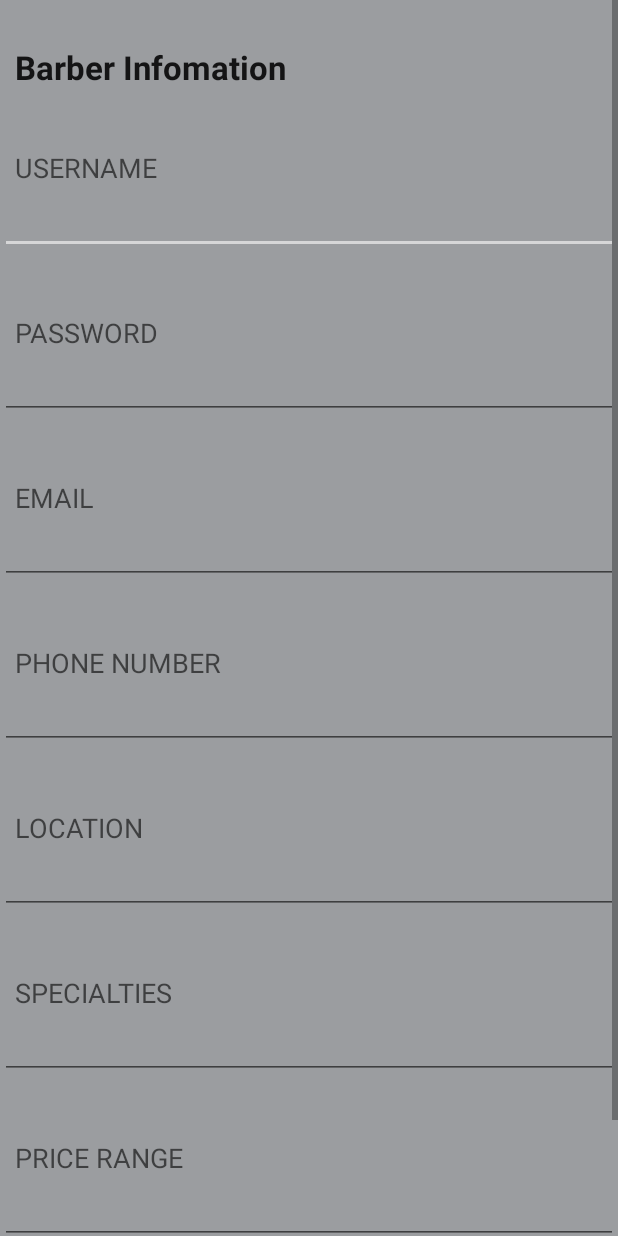
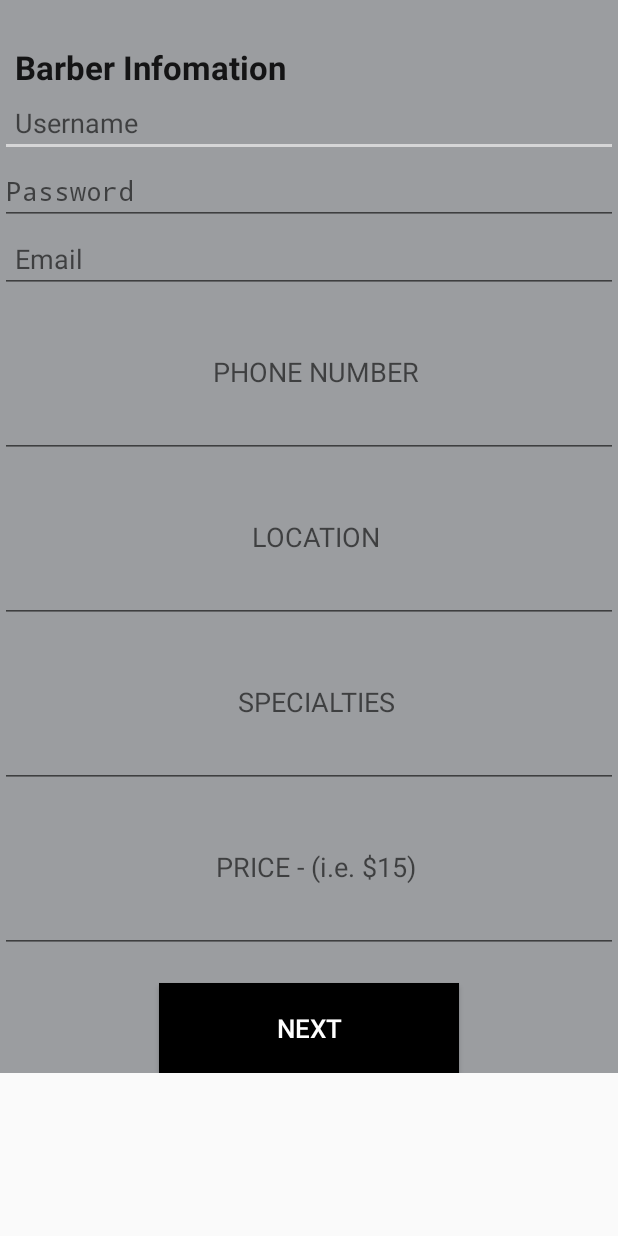
Before and after one commit to SeraphShroud/Huber, an Android app: the BarberInfo screen opened directly, with no data from a screen before it, on a phone screen of 412 x 824 dp. Run offline under Robolectric (Android 15) with nearby library versions, the light colour scheme and no system bars.

```diff
--- a/app/src/main/java/com/example/seraphshroud/huber/ClientInfo.java
+++ b/app/src/main/java/com/example/seraphshroud/huber/ClientInfo.java
@@ -22,10 +22,10 @@ public class ClientInfo extends Activity {
     EditText email;
     EditText phone;
     EditText location;
-    EditText firstName, lastName;
+    //EditText name;
     EditText username, password;
     String usernametxt, passwordtxt;
-    //String firstNametxt, lastNametxt; Anything with name in it will not work in the database
+    //String name; Anything with name in it will not work in the database
     String emailtxt;
     String phonetxt;
     String locationtxt;
--- a/app/src/main/res/layout/barber_info.xml
+++ b/app/src/main/res/layout/barber_info.xml
@@ -18,52 +18,29 @@
         android:layout_marginLeft="10dp"
         android:textStyle="bold" />
 
-    <TextView
-        android:layout_width="wrap_content"
-        android:layout_height="wrap_content"
-        android:textAppearance="?android:attr/textAppearanceMedium"
-        android:text="USERNAME"
-        android:paddingTop="40dp"
-        android:paddingLeft="10dp"
-        android:id="@+id/textView10" />
-
     <EditText
         android:layout_width="match_parent"
         android:layout_height="wrap_content"
         android:id="@+id/barber_username"
         android:editable="true"
-        android:paddingLeft="10dp" />
-
-    <TextView
-        android:layout_width="wrap_content"
-        android:layout_height="wrap_content"
-        android:textAppearance="?android:attr/textAppearanceMedium"
-        android:text="PASSWORD"
-        android:paddingTop="40dp"
         android:paddingLeft="10dp"
-        android:id="@+id/textView12" />
+        android:hint="Username" />
 
     <EditText
         android:layout_width="match_parent"
         android:layout_height="wrap_content"
         android:inputType="textPassword"
         android:ems="10"
-        android:id="@+id/barber_password" />
-
-    <TextView
-        android:layout_width="wrap_content"
-        android:layout_height="wrap_content"
-        android:textAppearance="?android:attr/textAppearanceMedium"
-        android:text="EMAIL"
-        android:paddingTop="40dp"
-        android:paddingLeft="10dp" />
+        android:id="@+id/barber_password"
+        android:hint="Password" />
 
     <EditText
         android:layout_width="match_parent"
         android:layout_height="wrap_content"
         android:id="@+id/barber_email"
         android:editable="true"
-        android:paddingLeft="10dp" />
+        android:paddingLeft="10dp"
+        android:hint="Email" />
 
     <TextView
         android:layout_width="wrap_content"
@@ -71,7 +48,8 @@
         android:textAppearance="?android:attr/textAppearanceMedium"
         android:text="PHONE NUMBER"
         android:paddingTop="40dp"
-        android:paddingLeft="10dp" />
+        android:paddingLeft="10dp"
+        android:layout_gravity="center_horizontal" />
 
     <EditText
         android:layout_width="match_parent"
@@ -88,7 +66,8 @@
         android:text="LOCATION"
         android:id="@+id/textView9"
         android:paddingTop="40dp"
-        android:paddingLeft="10dp" />
+        android:paddingLeft="10dp"
+        android:layout_gravity="center_horizontal" />
 
     <EditText
         android:layout_width="match_parent"
@@ -104,7 +83,8 @@
         android:text="SPECIALTIES"
         android:id="@+id/textView11"
         android:paddingTop="40dp"
-        android:paddingLeft="10dp" />
+        android:paddingLeft="10dp"
+        android:layout_gravity="center_horizontal" />
 
     <EditText
         android:layout_width="match_parent"
@@ -117,16 +97,17 @@
         android:layout_width="wrap_content"
         android:layout_height="wrap_content"
         android:textAppearance="?android:attr/textAppearanceMedium"
-        android:text="PRICE RANGE"
+        android:text="PRICE - (i.e. $15)"
         android:paddingTop="40dp"
-        android:paddingLeft="10dp" />
+        android:paddingLeft="10dp"
+        android:layout_gravity="center_horizontal" />
 
     <EditText
         android:layout_width="match_parent"
         android:layout_height="wrap_content"
-        android:id="@+id/barber_price"
-        android:editable="true"
-        android:paddingLeft="10dp" />
+        android:inputType="numberDecimal"
+        android:ems="10"
+        android:id="@+id/barber_price" />
 
     <Button
         android:layout_width="200dp"
```
Also changed, not shown: app/src/main/java/com/example/seraphshroud/huber/BarberSearchResults.java (+18 -8 lines), app/src/main/res/layout/client_info.xml (+13 -0 lines).
